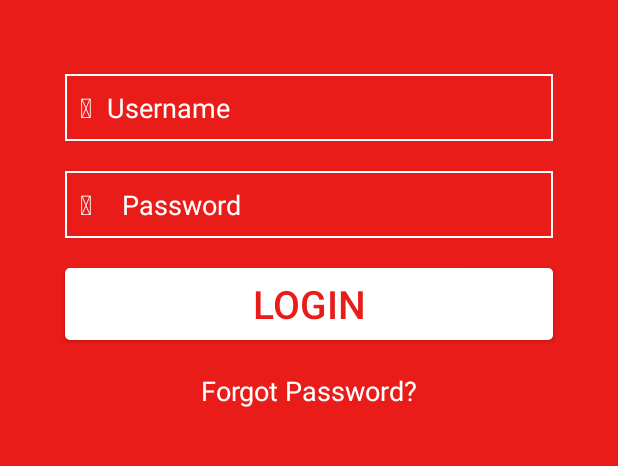
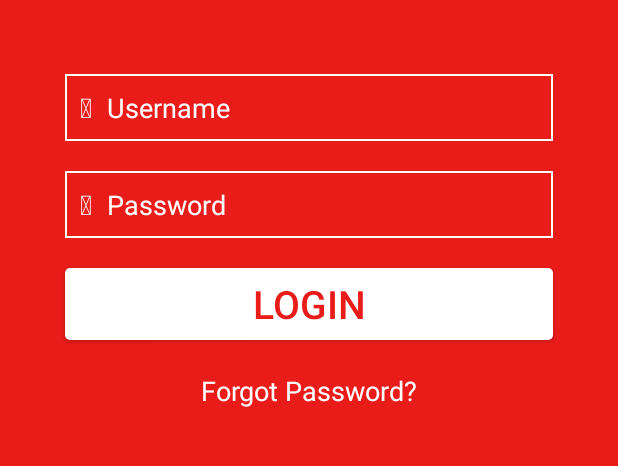
Before and after one commit to raj-gogri/Android_Neostore, an Android app: the screen it shows after launch (MainActivity), on a phone screen of 412 x 824 dp, the part 191-657 px from its top. Run offline under Robolectric (Android 15) with nearby library versions, the phone set to English and light mode, and no system bars; our stand-ins replace data binding; 5 statements that could not run were skipped.

```diff
--- a/app/src/main/java/com/neosoft/neostore/Constans.java
+++ b/app/src/main/java/com/neosoft/neostore/Constants.java
@@ -4,7 +4,7 @@ package com.neosoft.neostore;
  * Created by webwerks1 on 9/3/17.
  */
 
-public class Constans {
+public class Constants {
 
     public static final String AWSOME_FONT="fonts/fontawesome-webfont.ttf";
     public static final String GOTHAM_FONT="fonts/gotham-book.ttf";
--- a/app/src/main/java/com/neosoft/neostore/MainActivity.java
+++ b/app/src/main/java/com/neosoft/neostore/MainActivity.java
@@ -6,8 +6,8 @@ import android.support.v7.app.AppCompatActivity;
 import android.os.Bundle;
 
 import com.neosoft.neostore.databinding.ActivityMainBinding;
+import com.neosoft.neostore.handler.Handler;
 
-import com.neosoft.neostore.model.LoginUser;
 
 public class MainActivity extends AppCompatActivity {
 
@@ -18,8 +18,7 @@ public class MainActivity extends AppCompatActivity {
 //        setContentView(R.layout.activity_main);
 
         ActivityMainBinding binding= DataBindingUtil.setContentView(this,R.layout.activity_main);
-
-
+        binding.setMyHandler(new Handler());
 
     }
 }
--- a/app/src/main/java/com/neosoft/neostore/databinding/BindingAdapters.java
+++ b/app/src/main/java/com/neosoft/neostore/databinding/BindingAdapters.java
@@ -5,9 +5,7 @@ import android.graphics.Typeface;
 import android.widget.EditText;
 import android.widget.TextView;
 
-import com.neosoft.neostore.view.GothamFont;
 
-import org.w3c.dom.Text;
 
 /**
  * Created by webwerks1 on 9/3/17.
--- /dev/null
+++ b/app/src/main/java/com/neosoft/neostore/handler/Handler.java
@@ -0,0 +1,19 @@
+package com.neosoft.neostore.handler;
+
+import android.view.View;
+
+/**
+ * Created by webwerks1 on 10/3/17.
+ */
+
+public class Handler {
+
+    public void onClick(View view)
+    {
+
+    }
+
+
+
+
+}
--- a/app/src/main/res/layout/activity_main.xml
+++ b/app/src/main/res/layout/activity_main.xml
@@ -7,9 +7,11 @@
 
         <import type="android.view.View"
             />
-        <import type="com.neosoft.neostore.view.GothamFont" />
 
-        <import type="com.neosoft.neostore.Constans"/>
+        <variable
+            name="myHandler"
+            type="com.neosoft.neostore.handler.Handler"/>
+        <import type="com.neosoft.neostore.Constants"/>
 
         <variable
             name="myUser"
@@ -39,7 +41,7 @@
             android:textColor="@color/white"
             android:textSize="35sp"
             android:textStyle="bold"
-            bind:font="@{Constans.GOTHAM_FONT}"
+            bind:font="@{Constants.GOTHAM_FONT}"
             />
 
         <RelativeLayout
@@ -61,7 +63,7 @@
                 android:textColor="@color/white"
                 android:layout_centerVertical="true"
                 android:padding="10dp"
-                bind:font="@{Constans.AWSOME_FONT}"
+                bind:font="@{Constants.AWSOME_FONT}"
                 />
 
             <EditText
@@ -76,7 +78,7 @@
                 android:textColorHint="@color/white"
                 android:textSize="18sp"
                 android:textColor="@color/white"
-                bind:font="@{Constans.GOTHAM_FONT}"
+                bind:font="@{Constants.GOTHAM_FONT}"
                 />
         </RelativeLayout>
 
@@ -98,7 +100,7 @@
             android:textSize="18sp"
             android:textColor="@color/white"
             android:layout_centerVertical="true"
-            bind:font="@{Constans.AWSOME_FONT}"
+            bind:font="@{Constants.AWSOME_FONT}"
             android:padding="10dp"/>
         <EditText
             android:id="@+id/txtPassord"
@@ -106,8 +108,8 @@
             android:layout_height="wrap_content"
             android:hint="@string/password_hint"
             android:layout_toRightOf="@+id/password_icon"
+            android:layout_centerVertical="true"
             android:background="@android:color/transparent"
-            android:padding="10dp"
             android:text="@{myUser.password}"
             android:textColorHint="@color/white"
             android:textSize="18sp"
@@ -125,7 +127,9 @@
             android:layout_marginRight="30dp"
             android:text="@string/btn_Login"
             android:textColor="@color/background_red"
-            android:textSize="26sp" />
+            android:textSize="26sp"
+            android:onClick="@{myHandler::onClick}"
+            />
 
         <TextView
             android:id="@+id/txtForgotPass"
@@ -148,7 +152,7 @@
             android:text="@string/add_user"
             android:textColor="@color/white"
             android:textSize="46sp"
-            bind:font="@{Constans.AWSOME_FONT}"/>
+            bind:font="@{Constants.AWSOME_FONT}"/>
 
         <TextView
             android:id="@+id/txt_register"
```
